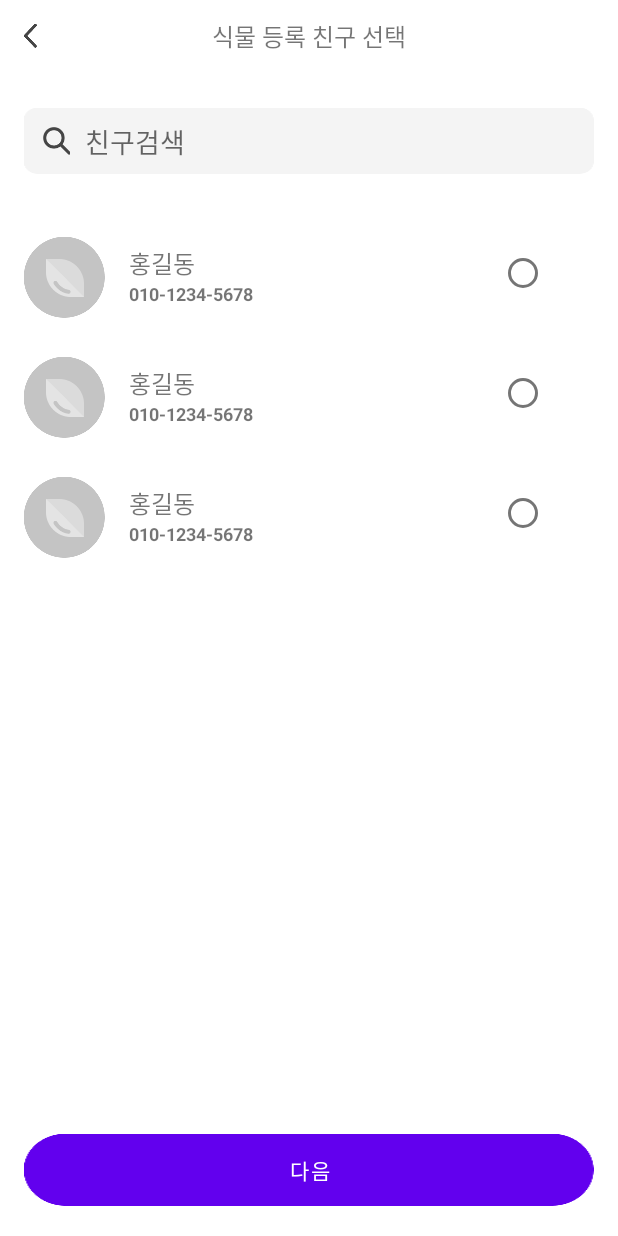
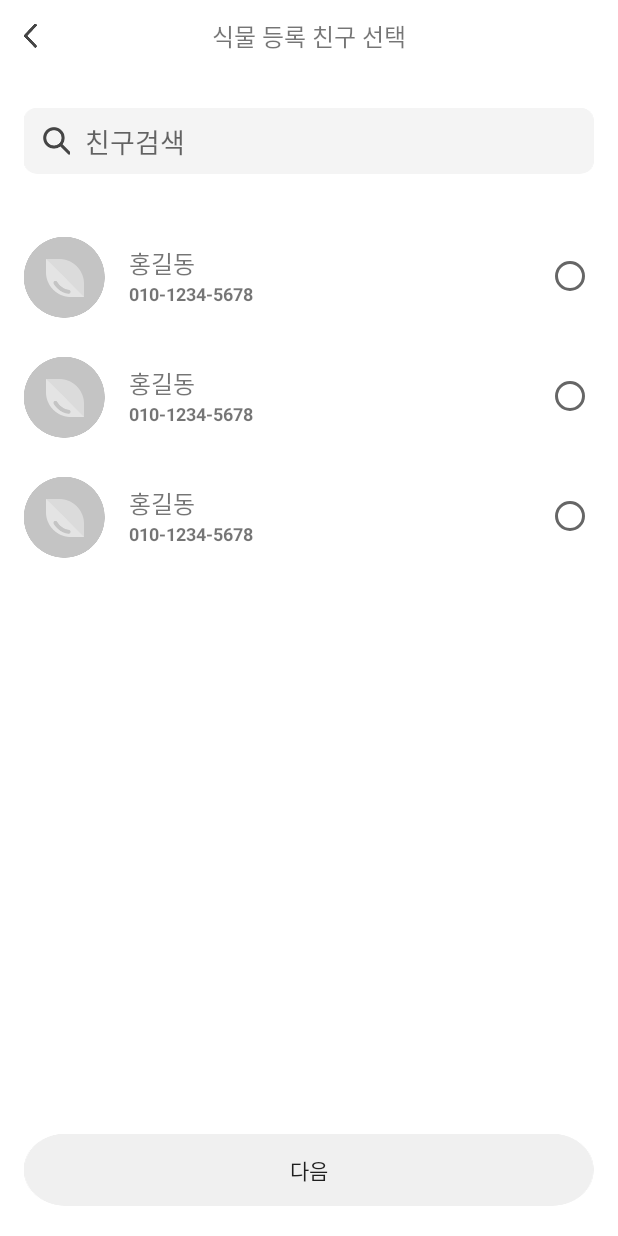
Before and after one commit to TeamCherish/CherishAndroid, an Android app: the layout activity_phonebook.xml on its own in the app's theme, with its tools: preview values and no code run, on a phone screen of 412 x 824 dp. Run offline under Robolectric (Android 15) with nearby library versions, the phone set to English and light mode, and no system bars.

Commit message:
[chore]:viewdesign

```diff
--- a/app/src/main/res/layout/acitivity_enrollplant.xml
+++ b/app/src/main/res/layout/acitivity_enrollplant.xml
@@ -262,13 +262,13 @@
         android:id="@+id/detail_ok_btn"
         android:layout_width="0dp"
         android:layout_height="wrap_content"
-        android:layout_marginTop="153dp"
+        android:layout_marginBottom="20dp"
         android:background="@drawable/btn_next_selected"
         android:text="완료"
         android:textSize="@dimen/text_16sp"
+        app:layout_constraintBottom_toBottomOf="parent"
         app:layout_constraintEnd_toEndOf="@+id/cons4"
-        app:layout_constraintStart_toStartOf="@+id/cons4"
-        app:layout_constraintTop_toBottomOf="@+id/cons4" />
+        app:layout_constraintStart_toStartOf="@+id/cons4" />
 
     <ImageButton
         android:id="@+id/imageButton"
--- a/app/src/main/res/layout/item_layout.xml
+++ b/app/src/main/res/layout/item_layout.xml
@@ -42,12 +42,13 @@
         app:layout_constraintTop_toBottomOf="@+id/textName" />
 
     <RadioButton
+
         android:id="@+id/radioButton"
-        android:layout_width="wrap_content"
-        android:layout_height="wrap_content"
-        android:layout_marginEnd="15dp"
+        android:layout_width="0dp"
+        android:layout_height="22dp"
+        app:layout_constraintBottom_toBottomOf="@+id/textPhone"
         app:layout_constraintEnd_toEndOf="parent"
-        app:layout_constraintTop_toTopOf="parent" />
+        app:layout_constraintTop_toTopOf="@+id/textName" />
 
     <ImageView
         android:id="@+id/imageView5"
--- a/app/src/main/res/values/themes.xml
+++ b/app/src/main/res/values/themes.xml
@@ -1,6 +1,6 @@
 <resources>
     <!-- Base application theme. -->
-    <style name="Theme.Cherish" parent="Theme.MaterialComponents.Light.NoActionBar">
+    <style name="Theme.Cherish" parent="Theme.AppCompat.DayNight.NoActionBar">
         <item name="android:statusBarColor">@color/transparent</item>
         <!-- Primary brand color. -->
         <item name="colorPrimary">@color/purple_500</item>
```
Also changed, not shown: app/src/main/AndroidManifest.xml (+5 -2 lines), app/src/main/java/com/sopt/cherish/ui/adapter/PhoneBookAdapter.kt (+14 -2 lines), app/src/main/java/com/sopt/cherish/ui/dialog/WeekPickerDialogFragment.kt (+17 -17 lines).
